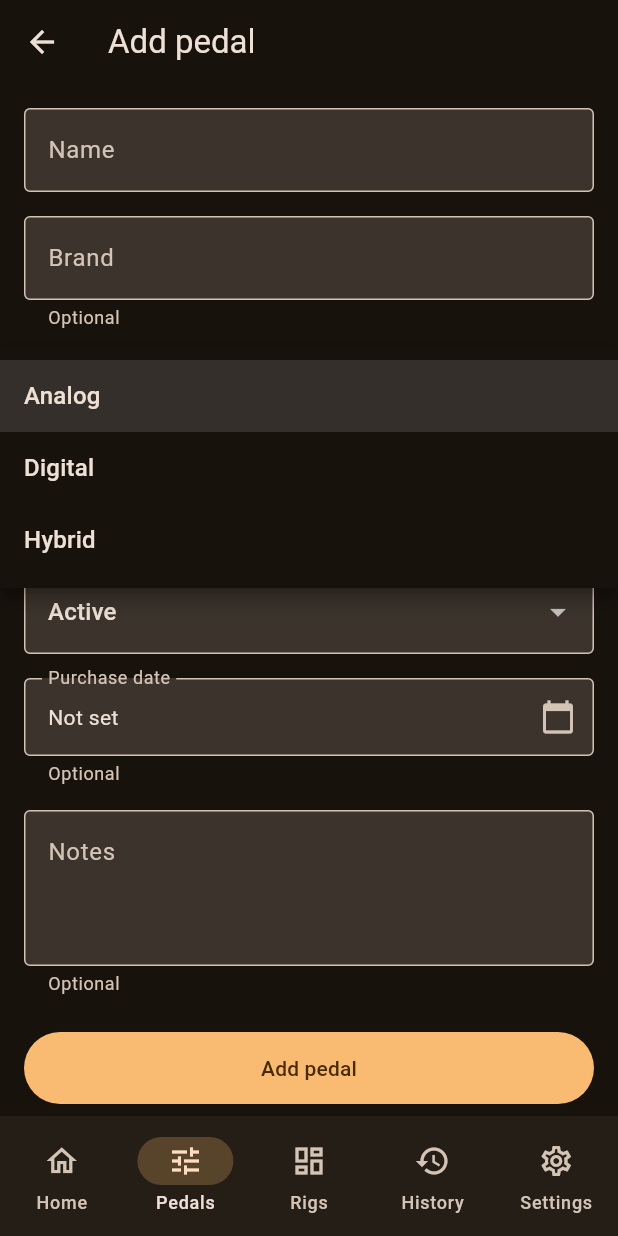
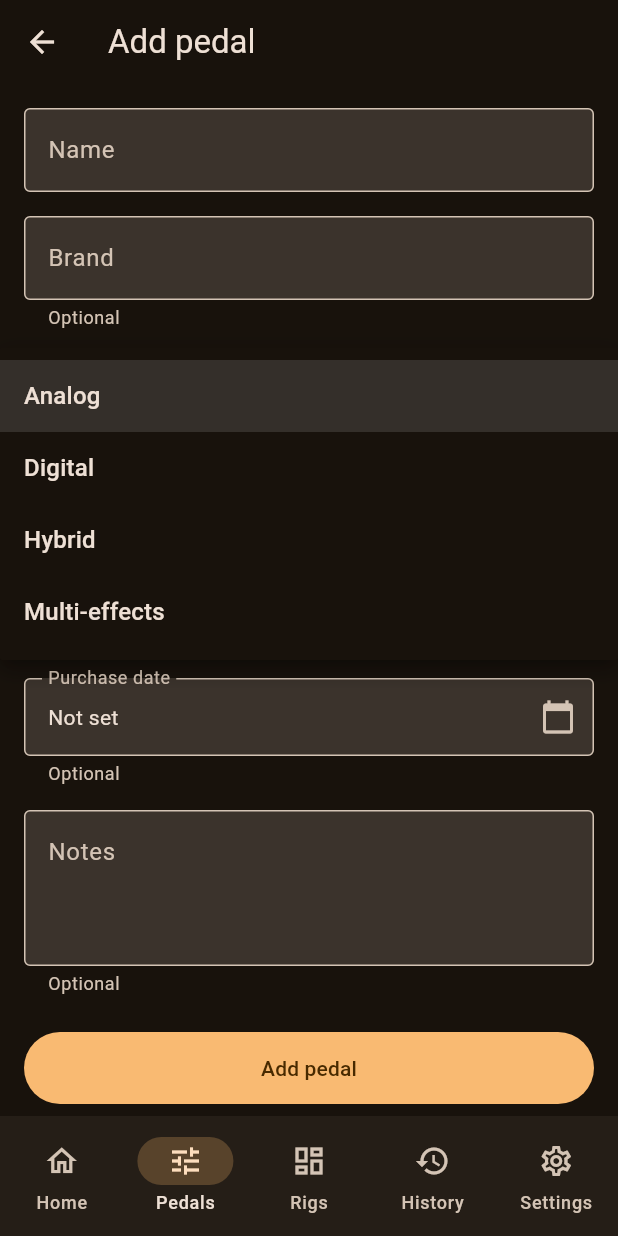
Before and after one commit to nvcble/ToneVault, a Flutter app: the PedalFormScreen screen opened by its route, after a tap on "Type", on a phone screen of 412 x 824 dp. Run offline on Flutter 3.47's test engine with Material 3 defaults, Android fonts, the phone set to English and light mode, and no system bars; our stand-ins replace drift, drift_flutter, flutter_riverpod, go_router, share_plus; missing offline and left inert: file_selector; accounts and stored records are empty; generated files the repository leaves out were written again.

Commit message:
feat: file a multi-effects unit as its own type, with no controls tab
A multi-effects unit is dialled in on patches and stomps inside the unit,
not on a row of knobs across its face, so a list of its own controls has
nothing to hold. PedalType.hasOwnControls says so once, and the detail
screen builds its tab bar and its views from that one answer rather than
from a fixed four.

Type is stored by name, so the new value needs no migration and moves no
existing pedal. PedalCategory.multiEffects already existed and still means
what a pedal does; the type is what the Controls tab now asks.

Co-Authored-By: Claude Opus 5 <noreply@anthropic.com>

```diff
--- a/lib/core/enums/pedal_type.dart
+++ b/lib/core/enums/pedal_type.dart
@@ -1,14 +1,27 @@
 /// How a pedal generates its sound, which drives how its controls are
 /// presented: analog pedals lean on clock-face knobs, digital devices on
 /// numeric values.
+///
+/// Stored by name rather than by position, so a new type can be added anywhere
+/// in this list without a migration and without moving any existing pedal.
 enum PedalType {
   analog,
   digital,
-  hybrid;
+  hybrid,
+  multiEffects;
 
   String get label => switch (this) {
     PedalType.analog => 'Analog',
     PedalType.digital => 'Digital',
     PedalType.hybrid => 'Hybrid',
+    PedalType.multiEffects => 'Multi-effects',
   };
+
+  /// Whether a pedal of this type is dialled in on controls of its own.
+  ///
+  /// A multi-effects unit is not: its sounds live in patches and stomps inside
+  /// the unit, not on knobs across its face, so a list of its own controls has
+  /// nothing to hold. Everything that offers control editing asks this rather
+  /// than naming the type, so a second such type only has to be added here.
+  bool get hasOwnControls => this != PedalType.multiEffects;
 }
--- a/lib/features/pedals/widgets/pedal_form.dart
+++ b/lib/features/pedals/widgets/pedal_form.dart
@@ -139,7 +139,7 @@ class _PedalFormState extends State<PedalForm> {
             value: _type,
             values: PedalType.values,
             labelOf: (type) => type.label,
-            emptyMessage: 'Pick whether this pedal is analog or digital.',
+            emptyMessage: 'Pick how this pedal makes its sound.',
             onChanged: (type) => setState(() => _type = type),
           ),
           const SizedBox(height: AppSpacing.md),
--- a/lib/features/pedals/widgets/pedal_type_badge.dart
+++ b/lib/features/pedals/widgets/pedal_type_badge.dart
@@ -27,6 +27,12 @@ class PedalTypeBadge extends StatelessWidget {
         colors.secondaryContainer,
         colors.onSecondaryContainer,
       ),
+      // Neutral rather than a fourth accent: a multi-effects unit is told apart
+      // by the word, and three accents already carry meaning here.
+      PedalType.multiEffects => (
+        colors.surfaceContainerHighest,
+        colors.onSurfaceVariant,
+      ),
     };
 
     return DecoratedBox(
```
Also changed, not shown: lib/features/pedals/screens/pedal_detail_screen.dart (+19 -10 lines), 3 other files.
